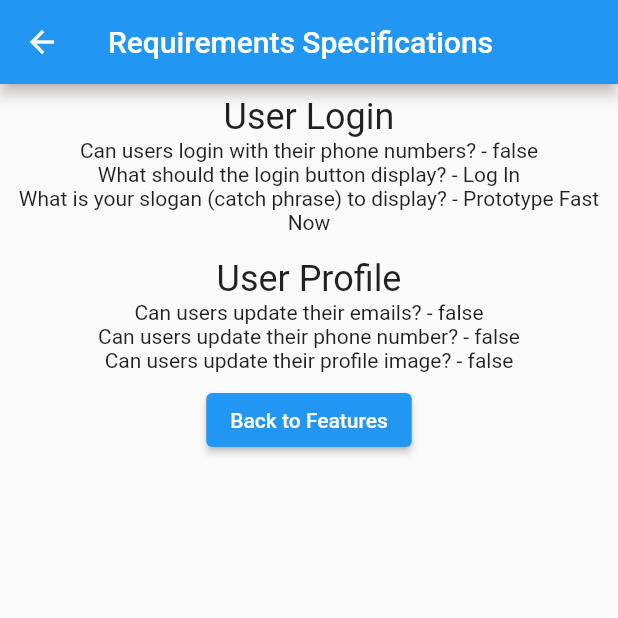
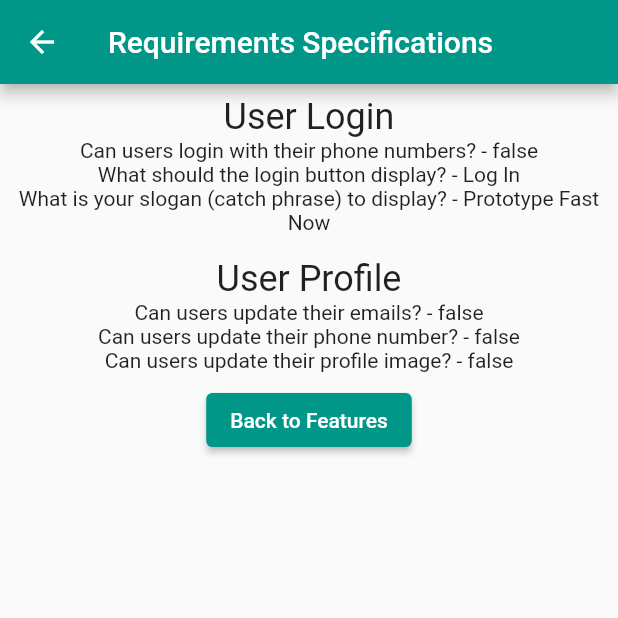
Before and after one commit to ElBatanony/ProtoFast, a Flutter app: the screen it shows after launch, after a tap on "Generate SRS", on a phone screen of 412 x 824 dp, the top half of it. Run offline on Flutter 3.47's test engine with Material 2 defaults, Android fonts, the phone set to English and light mode, and no system bars.

Commit message:
Add padding to the homepage

```diff
--- a/lib/main.dart
+++ b/lib/main.dart
@@ -17,7 +17,7 @@ class MyApp extends StatelessWidget {
     return MaterialApp(
       title: 'ProtoFast',
       theme: ThemeData(
-        primarySwatch: Colors.blue,
+        primarySwatch: Colors.teal,
       ),
       home: const MyHomePage(),
     );
@@ -47,9 +47,11 @@ class _MyHomePageState extends State<MyHomePage> {
   Widget build(BuildContext context) {
     return Scaffold(
         appBar: AppBar(
-          title: const Text('ProtoFast'),
+          title: const Text('ProtoFast v0.1.0'),
         ),
         body: Center(
+          child: Padding(
+            padding: const EdgeInsets.all(10.0),
             child: Column(
               children: [
                 const Padding(
@@ -60,10 +62,13 @@ class _MyHomePageState extends State<MyHomePage> {
                   ),
                 ),
                 featuresList(myProject.features),
-              SizedBox(width: 16.0, height: 16.0),
+                const SizedBox(
+                  height: 10,
+                ),
                 ElevatedButton(
                     onPressed: goToSRS, child: const Text('Generate SRS')),
               ],
+            ),
           ),
         ));
   }
```
Lines whose indentation alone changed are shown as unchanged.
